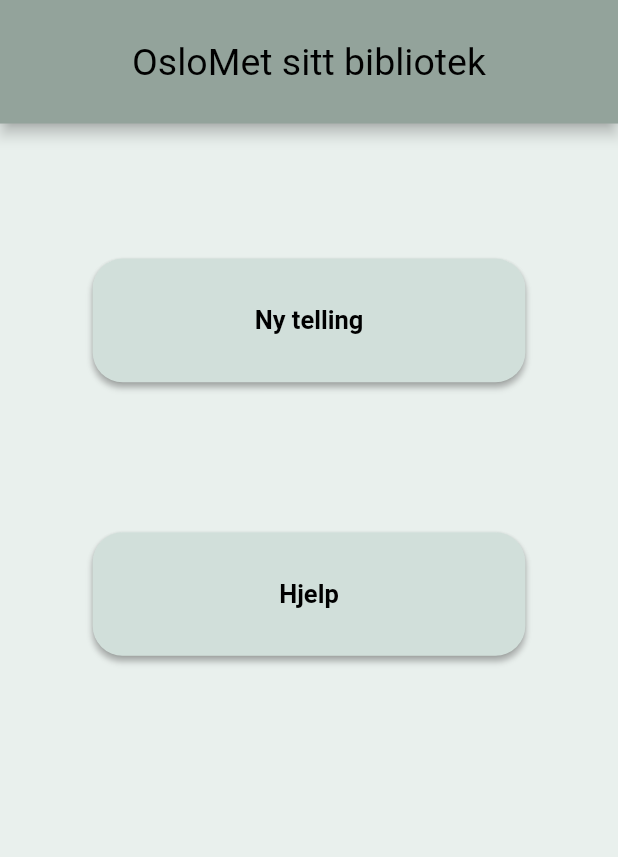
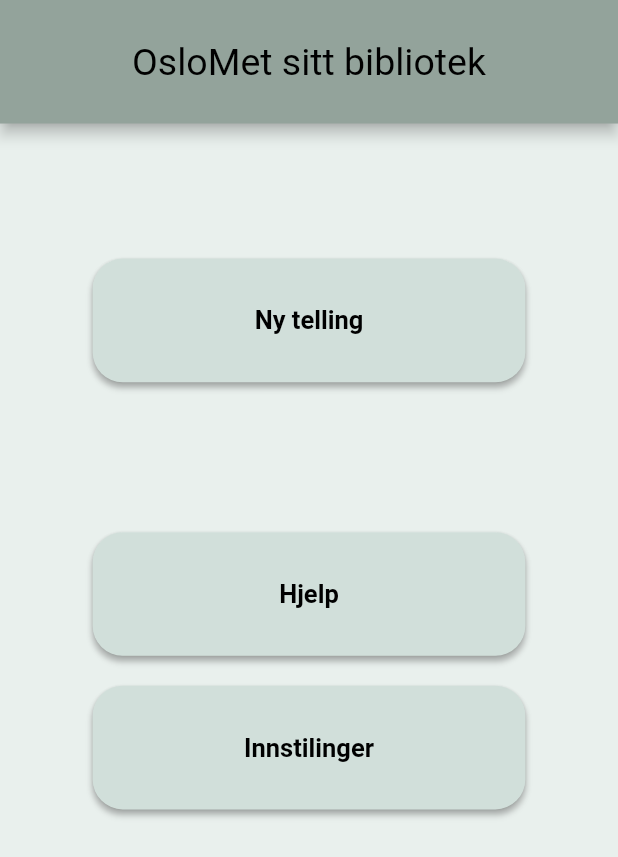
Before and after one commit to zaktaw/DATA3900-Bacheloroppgave, a Flutter app: the screen it shows after launch, on a phone screen of 412 x 824 dp. Shown: the top 857 px of the screen. Run offline on Flutter 3.47's test engine with Material 2 defaults, Android fonts, the phone set to English and light mode, and no system bars; our stand-ins replace auto_size_text, dots_indicator, fluttertoast, hive, hive_flutter; accounts and stored records are empty.

Commit message:
Setup settings page

```diff
--- a/lib/home_screen/homescreen.dart
+++ b/lib/home_screen/homescreen.dart
@@ -123,6 +123,12 @@ class _HomeScreenState extends State<HomeScreen> {
                     route: "/help",
                     args: null,
                     onPressed: () => {}),
+                HomeScreenButton(
+                    btnName: settings,
+                    route: "/settings",
+                    margin: HOMESCREEN_SETTINGS_BTN_MARGIN,
+                    args: null,
+                    onPressed: ()=>{})
               ],
             ))));
   }
--- a/lib/home_screen/homescreen_demo.dart
+++ b/lib/home_screen/homescreen_demo.dart
@@ -97,7 +97,14 @@ class _HomeScreenDemoState extends State<HomeScreenDemo> {
                     margin: HOMESCREEN_HELP_BTN_MARGIN,
                     route: "/help",
                     args: null,
-                    onPressed: () => {})
+                    onPressed: () => {}),
+
+                HomeScreenButton(
+                    btnName: settings,
+                    route: "/settings",
+                    margin: HOMESCREEN_SETTINGS_BTN_MARGIN,
+                    args: null,
+                    onPressed: ()=>{})
               ],
             ))));
   }
--- a/lib/resources/app_theme.dart
+++ b/lib/resources/app_theme.dart
@@ -43,6 +43,7 @@ const double HOMESCREEN_COUNT_BTN_MARGIN = 90;
 const double HOMESCREEN_RESUME_COUNT_BTN_MARGIN = 20;
 const double HOMESCREEN_POP_BUTTON_MARGIN = 15;
 const double HOMESCREEN_HELP_BTN_MARGIN = 100;
+const double HOMESCREEN_SETTINGS_BTN_MARGIN = 20;
 
 const double CONFIRM_PAGE_MARGIN_WIDTH_FACTOR = 0.07;
 const double CONFIRM_PAGE_DROPDOWN_MARGIN_FACTOR = 0.03;
--- a/lib/route_generator.dart
+++ b/lib/route_generator.dart
@@ -3,6 +3,7 @@ import 'package:bacheloroppgave/help_page/help.dart';
 import 'package:bacheloroppgave/home_screen/homescreen.dart';
 import 'package:bacheloroppgave/home_screen/homescreen_demo.dart';
 import 'package:bacheloroppgave/models/TttEntries.dart';
+import 'package:bacheloroppgave/settings_page/settings.dart';
 import 'package:bacheloroppgave/zone_page/zone.dart';
 import 'package:flutter/material.dart';
 import 'package:bacheloroppgave/activity_page/activity.dart';
@@ -41,6 +42,9 @@ class RouteGenerator {
       case '/help':
         return MaterialPageRoute(builder: (_) => Help());
 
+      case '/settings':
+      return MaterialPageRoute(builder: (_) => Settings());
+
       case '/bekreft':
         if (args is TttEntries) {
           return MaterialPageRoute(builder: (_) => ConfirmCount(args));
```
Also changed, not shown: lib/settings_page/settings.dart (+6 -3 lines), lib/settings_page/settings_topbar.dart (added, +38 -0 lines).
